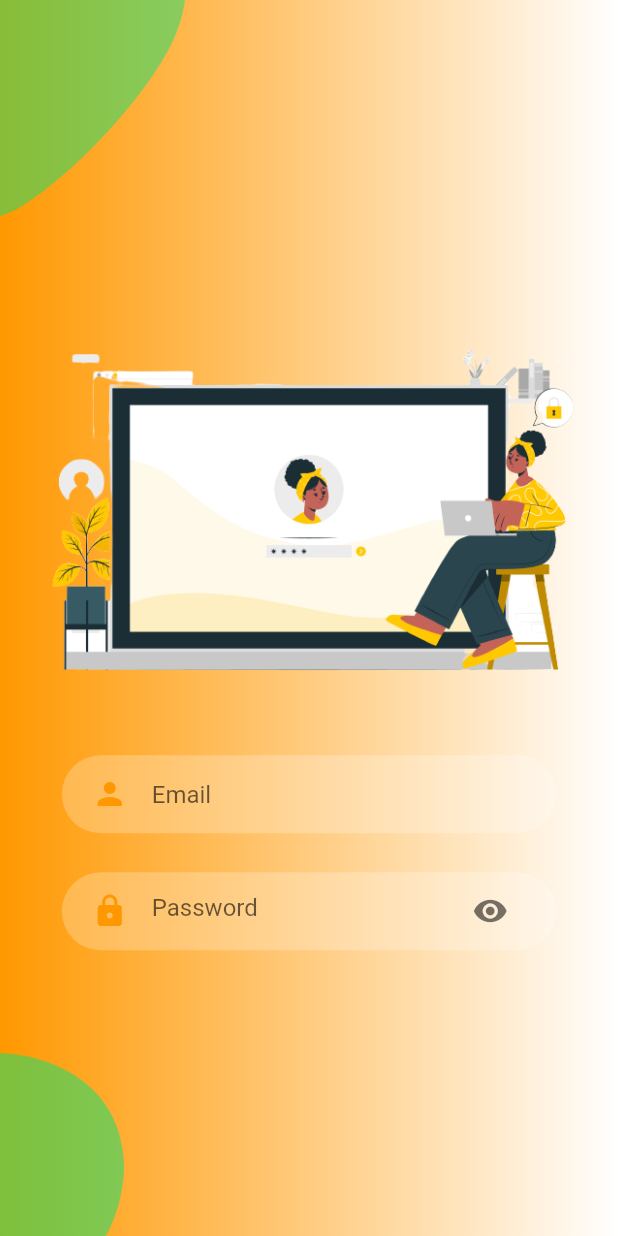
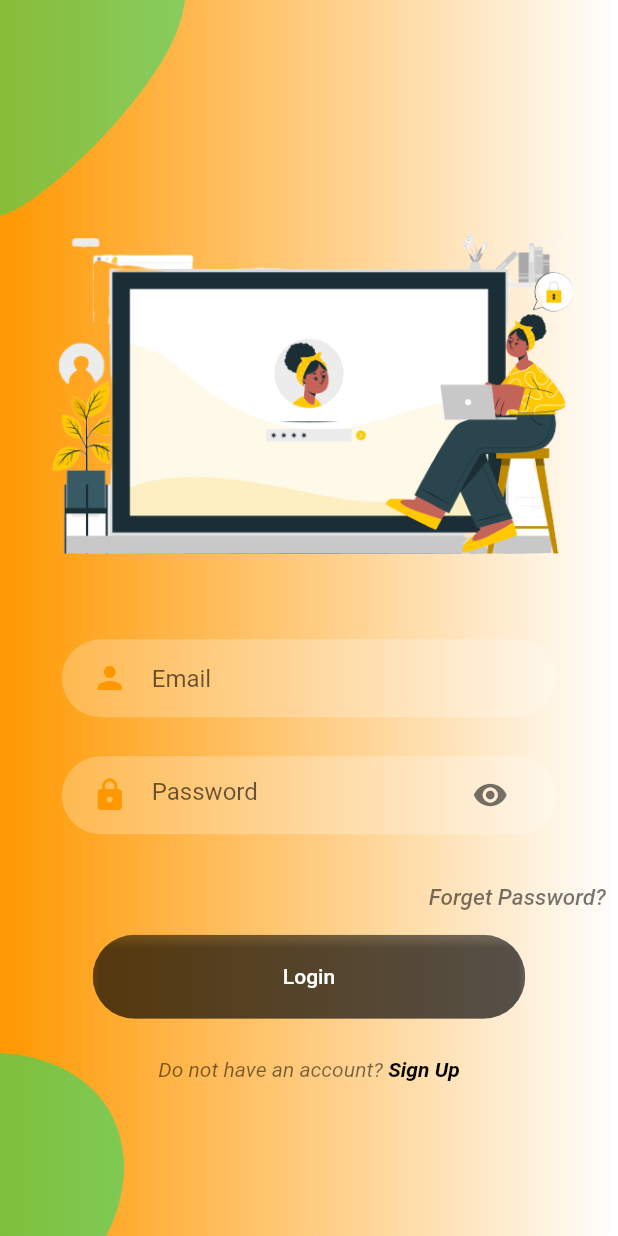
Before and after one commit to yoonhoelee/carrot_clone, a Flutter app: the screen it shows after launch, after a tap on "LOGIN", on a phone screen of 412 x 824 dp. Run offline on Flutter 3.47's test engine with Material 2 defaults, Android fonts, the phone set to English and light mode, and no system bars; our stand-ins replace firebase_auth, firebase_core; accounts and stored records are empty.

Commit message:
feat: login screen signup added

```diff
--- a/lib/LoginScreen/body.dart
+++ b/lib/LoginScreen/body.dart
@@ -1,4 +1,8 @@
+import 'package:carrot_clone_app/ForgetPassword/forget_password.dart';
 import 'package:carrot_clone_app/LoginScreen/background.dart';
+import 'package:carrot_clone_app/SignUpScreen/sign_up_screen.dart';
+import 'package:carrot_clone_app/Widgets/already_have_an_account_check.dart';
+import 'package:carrot_clone_app/Widgets/rounded_button.dart';
 import 'package:carrot_clone_app/Widgets/rounded_input_field.dart';
 import 'package:carrot_clone_app/Widgets/rounded_password_field.dart';
 import 'package:flutter/material.dart';
@@ -9,7 +13,6 @@ class LoginBody extends StatefulWidget {
 }
 
 class _LoginBodyState extends State<LoginBody> {
-
   final TextEditingController _emailController = TextEditingController();
   final TextEditingController _passwordController = TextEditingController();
 
@@ -38,10 +41,47 @@ class _LoginBodyState extends State<LoginBody> {
                 _emailController.text = value;
               },
             ),
-            const SizedBox(height: 6,),
-            RoundedPasswordField(onChanged: (value){
-              _passwordController.text = value;
-            },),
+            const SizedBox(
+              height: 6,
+            ),
+            RoundedPasswordField(
+              onChanged: (value) {
+                _passwordController.text = value;
+              },
+            ),
+            const SizedBox(
+              height: 8,
+            ),
+            Align(
+              alignment: Alignment.centerRight,
+              child: TextButton(
+                onPressed: () {
+                  Navigator.push(
+                      context,
+                      MaterialPageRoute(
+                          builder: (context) => ForgetPassword()));
+                },
+                child: const Text(
+                  'Forget Password?',
+                  style: TextStyle(
+                    color: Colors.black54,
+                    fontSize: 15,
+                    fontStyle: FontStyle.italic,
+                  ),
+                ),
+              ),
+            ),
+            RoundedButton(
+              text: 'Login',
+              press: () {},
+            ),
+            SizedBox(height: size.height * 0.03,),
+            AlreadyHaveAnAccountCheck(
+                login: true,
+                press: () {
+                  Navigator.push(context,
+                      MaterialPageRoute(builder: (context) => SignUpScreen()));
+                }),
           ],
         ),
       ),
--- /dev/null
+++ b/lib/Widgets/already_have_an_account_check.dart
@@ -0,0 +1,36 @@
+import 'package:flutter/material.dart';
+
+class AlreadyHaveAnAccountCheck extends StatelessWidget {
+
+  final bool login;
+  final VoidCallback press;
+
+  AlreadyHaveAnAccountCheck({this.login = true, required this.press});
+
+  @override
+  Widget build(BuildContext context) {
+    return Row(
+      mainAxisAlignment: MainAxisAlignment.center,
+      children: [
+        Text(
+          login ? 'Do not have an account?' : 'Already have and account?',
+          style: const TextStyle(
+              color: Colors.black54,
+              fontStyle: FontStyle.italic,
+          ),
+        ),
+        GestureDetector(
+          onTap: press,
+          child: Text(
+            login ? ' Sign Up' : " Sign In",
+            style: const TextStyle(
+              color: Colors.black,
+              fontWeight: FontWeight.bold,
+              fontStyle: FontStyle.italic,
+            ),
+          ),
+        ),
+      ],
+    );
+  }
+}
```
Also changed, not shown: lib/ForgetPassword/forget_password.dart (added, +14 -0 lines).
